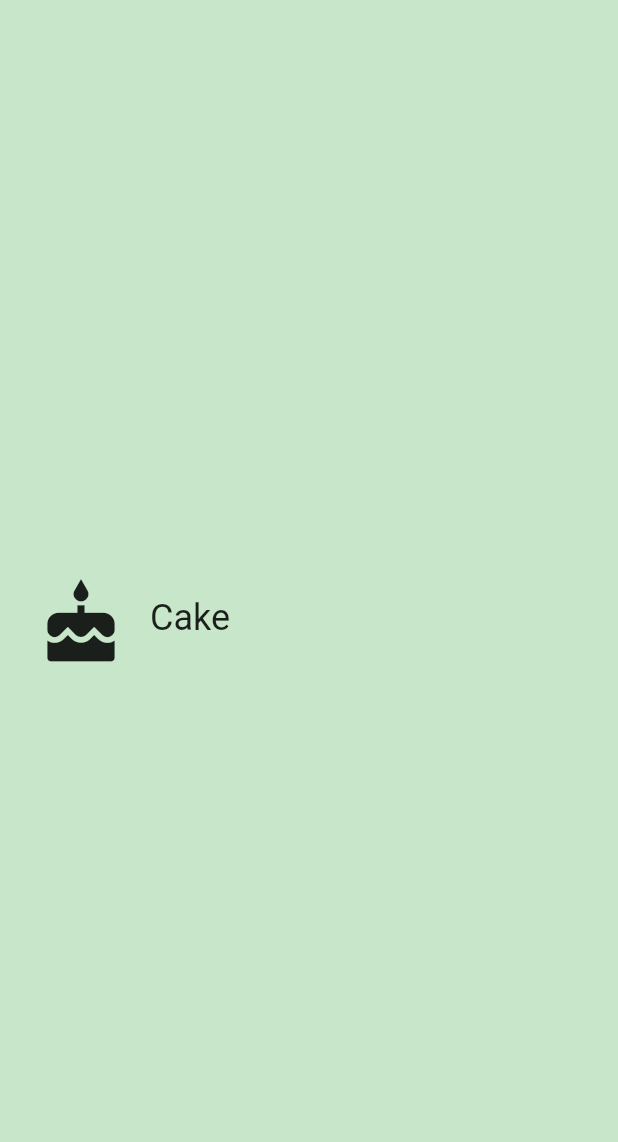
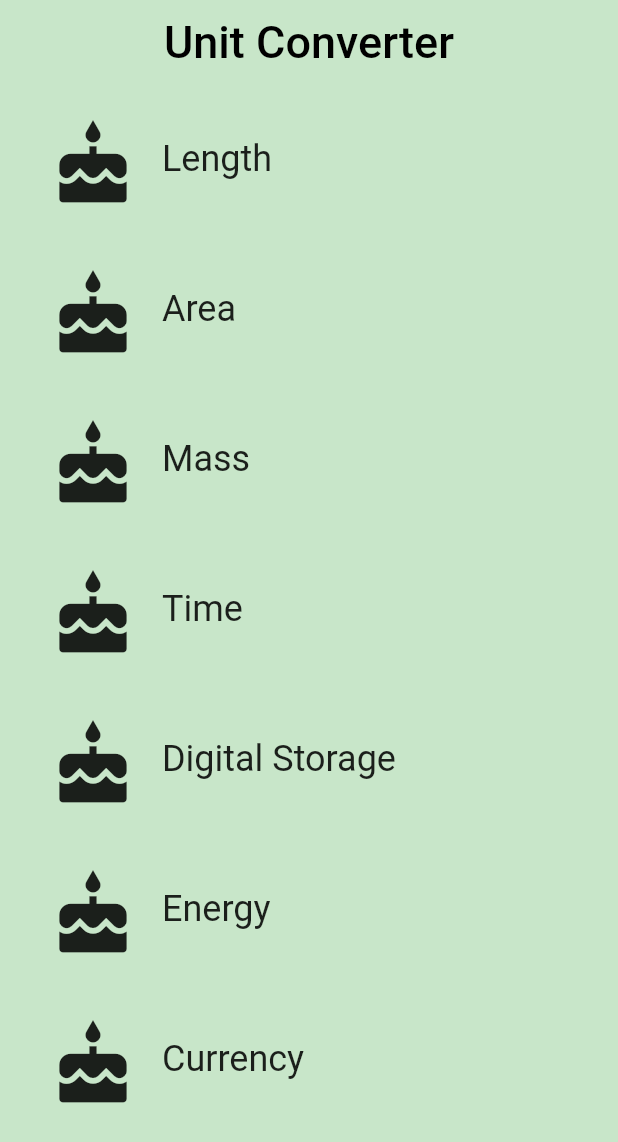
Before and after one commit to Naomath/Hello-Flutter-, a Flutter app: the screen it shows after launch, on a phone screen of 412 x 824 dp. Shown: the top 1142 px of the screen. Run offline on Flutter 3.47's test engine with Material 2 defaults, Android fonts, the phone set to English and light mode, and no system bars.

Commit message:
category routeまで終わらせた

```diff
--- a/lib/category.dart
+++ b/lib/category.dart
@@ -28,8 +28,8 @@ class Category extends StatelessWidget {
         height: _rowHeight,
         child: InkWell(
           borderRadius: _borderRadius,
-          highlightColor: Colors.blue,
-          splashColor: Colors.amber,
+          highlightColor: Colors.teal,
+          splashColor: Colors.teal,
           onTap: () {
             print("I was tapped!");
           },
--- /dev/null
+++ b/lib/category_route.dart
@@ -0,0 +1,78 @@
+import 'package:flutter/material.dart';
+
+import 'package:hello_rectangle/category.dart';
+
+final _backgroundColor = Colors.green[100];
+
+class CategoryRoute extends StatelessWidget {
+
+  //コンストラクタ
+  const CategoryRoute();
+
+  static const _categoryNames = <String> [
+    'Length',
+    'Area',
+    'Mass',
+    'Time',
+    'Digital Storage',
+    'Energy',
+    'Currency',
+  ];
+
+  static const _baseColors = <Color>[
+    Colors.teal,
+    Colors.orange,
+    Colors.pinkAccent,
+    Colors.blueAccent,
+    Colors.yellow,
+    Colors.greenAccent,
+    Colors.purpleAccent,
+    Colors.red,
+  ];
+
+
+  Widget _buildCategoryWidgets(List<Widget> categories) {
+    return ListView.builder(
+      itemBuilder: (BuildContext context, int index) => categories[index],
+      itemCount: categories.length,
+    );
+  }
+
+  @override
+  Widget build(BuildContext context) {
+    final categories = <Category>[];
+
+    for(var i = 0;i < _categoryNames.length; i++){
+      categories.add(Category(
+          name: _categoryNames[i],
+          color: _baseColors[i],
+          iconLocation: Icons.cake));
+    }
+
+    final listView = Container(
+      color: _backgroundColor,
+      padding: EdgeInsets.symmetric(horizontal: 8.0),
+      child: _buildCategoryWidgets(categories),
+    );
+
+    final appBar = AppBar(
+      elevation: 0.0,
+      title: Text(
+        'Unit Converter',
+        style: TextStyle(
+          color:Colors.black,
+          fontSize: 30.0
+        ),
+      ),
+
+      centerTitle: true,
+      backgroundColor: _backgroundColor,
+    );
+
+    return Scaffold(
+      appBar: appBar,
+      body: listView,
+    );
+  }
+
+}
--- a/lib/main.dart
+++ b/lib/main.dart
@@ -1,6 +1,8 @@
 import 'package:flutter/material.dart';
 
 import 'package:hello_rectangle/category.dart';
+
+import 'package:hello_rectangle/category_route.dart';
 
 
 //Hello rectangle
@@ -41,6 +43,8 @@ class HelloRectangle extends StatelessWidget {
 }
 */
 
+
+/*category widget
 const _categoryName = 'Cake';
 
 const _categoryIcon = Icons.cake;
@@ -71,3 +75,22 @@ class UnitConverterApp extends StatelessWidget {
   }
 
 }
+*/
+
+//category route
+void main(){
+  runApp(UnitConverterApp());
+}
+
+class UnitConverterApp extends StatelessWidget {
+
+  @override
+  Widget build(BuildContext context){
+    return MaterialApp(
+      debugShowCheckedModeBanner: false,
+      title: 'Unit Converter',
+      home: CategoryRoute(),
+    );
+  }
+
+}
```
